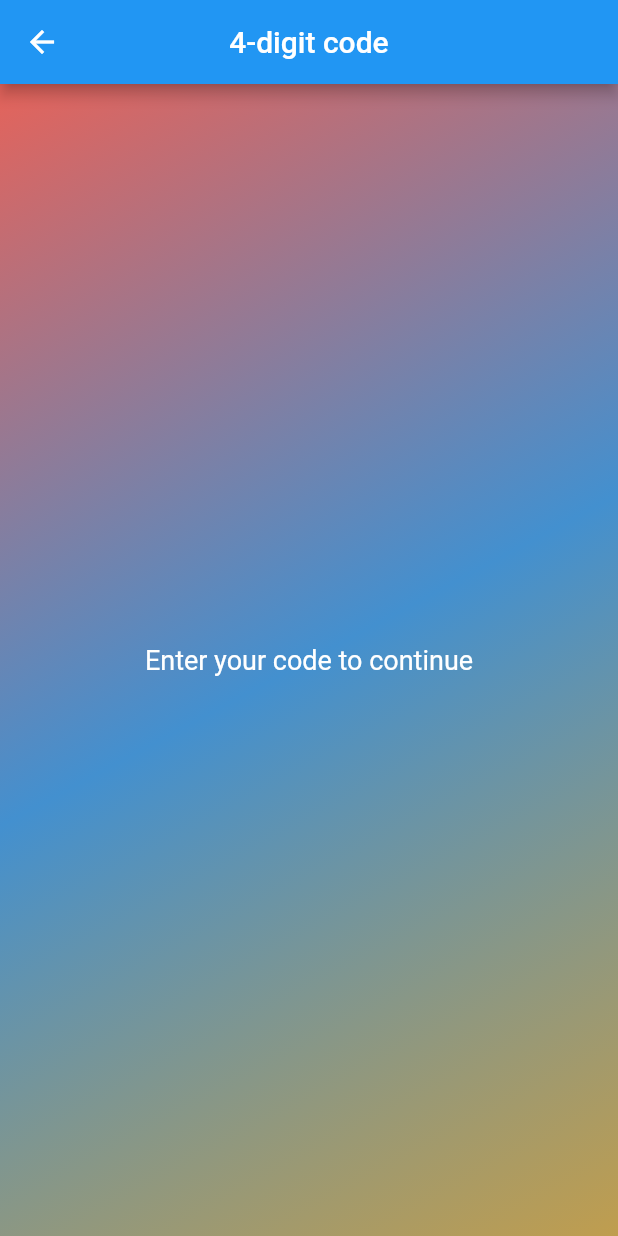
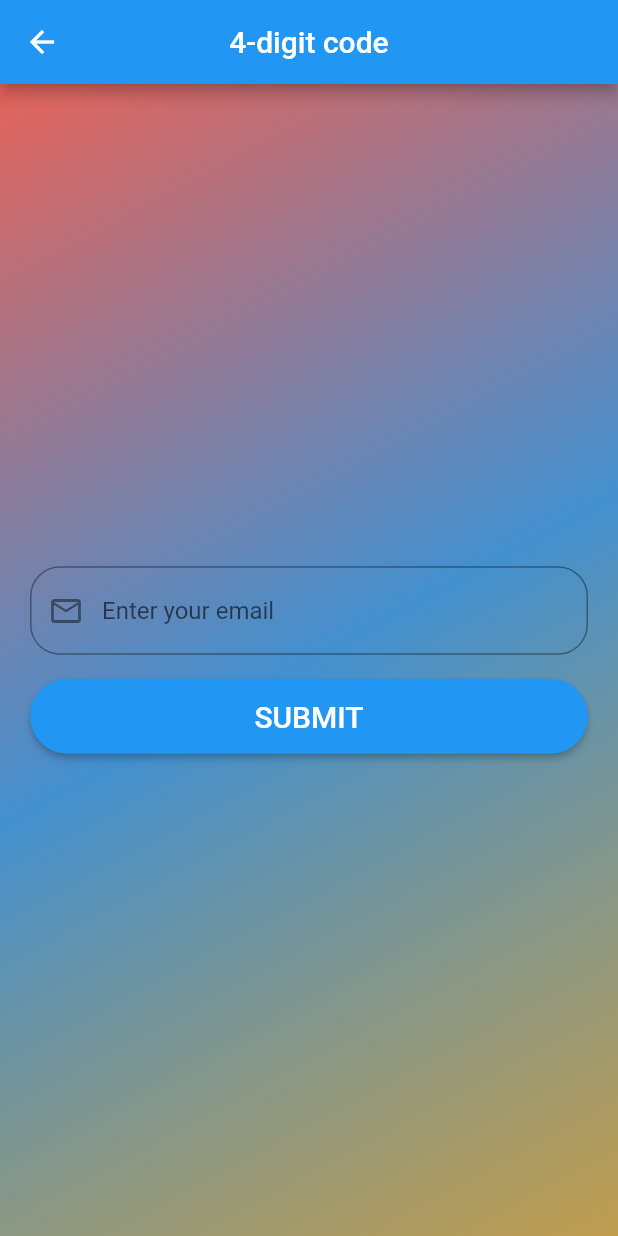
Before and after one commit to sara-nur/Aperi-frontend, a Flutter app: the CodeID screen opened directly, on a phone screen of 412 x 824 dp. Run offline on Flutter 3.47's test engine with Material 2 defaults, Android fonts, the phone set to English and light mode, and no system bars; our stand-ins replace email_validator; missing offline and left inert: dart:html.

Commit message:
add: email functionality

```diff
--- a/aperi/lib/screens/code_id_screen.dart
+++ b/aperi/lib/screens/code_id_screen.dart
@@ -1,4 +1,8 @@
+import 'dart:html';
+
 import 'package:flutter/material.dart';
+import 'package:email_validator/email_validator.dart';
+import 'package:aperi/widgets/ButtonWidget.dart';
 
 class CodeID extends StatefulWidget {
   const CodeID({super.key});
@@ -8,6 +12,15 @@ class CodeID extends StatefulWidget {
 }
 
 class _CodeIDState extends State<CodeID> {
+  final formKey = GlobalKey<FormState>();
+  final emailController = TextEditingController();
+
+  @override
+  void dispose() {
+    emailController.dispose();
+    super.dispose();
+  }
+
   @override
   Widget build(BuildContext context) {
     return Scaffold(
@@ -29,20 +42,71 @@ class _CodeIDState extends State<CodeID> {
           ],
         )),
         child: Center(
-          child: Column(
-            mainAxisAlignment: MainAxisAlignment.center,
-            children: const [
-              Text(
-                'Enter your code to continue',
-                style: TextStyle(
-                  fontSize: 18,
-                  color: Colors.white,
-                ),
-              )
-            ],
+          child: Form(
+            key: formKey,
+            child: SingleChildScrollView(
+              padding: const EdgeInsets.all(20),
+              child: Column(
+                children: [
+                  EmailFieldWidget(controller: emailController),
+                  const SizedBox(
+                    height: 16,
+                  ),
+                  buildButton(),
+                ],
+              ),
+            ),
           ),
         ),
       ),
     );
   }
+
+  Widget buildButton() => ButtonWidget(
+        text: 'SUBMIT',
+        onClicked: () {
+          final form = formKey.currentState!;
+
+          if (form.validate()) {
+            final email = emailController.text;
+
+            ScaffoldMessenger.of(context)
+              ..removeCurrentSnackBar()
+              ..showSnackBar(SnackBar(
+                content: Text('Your email is $email'),
+              ));
+          }
+        },
+      );
 }
+
+class EmailFieldWidget extends StatefulWidget {
+  final TextEditingController controller;
+
+  const EmailFieldWidget({
+    Key? key,
+    required this.controller,
+  }) : super(key: key);
+
+  @override
+  State<EmailFieldWidget> createState() => _EmailFieldWidgetState();
+}
+
+class _EmailFieldWidgetState extends State<EmailFieldWidget> {
+  @override
+  Widget build(BuildContext context) => TextFormField(
+        controller: widget.controller,
+        decoration: const InputDecoration(
+          hintText: 'Enter your email',
+          border: OutlineInputBorder(
+            borderRadius: BorderRadius.all(Radius.circular(20.0)),
+          ),
+          prefixIcon: Icon(Icons.email_outlined),
+        ),
+        keyboardType: TextInputType.emailAddress,
+        autofillHints: const [AutofillHints.email],
+        validator: (email) => email != null && !EmailValidator.validate(email)
+            ? 'Enter a valid email'
+            : null,
+      );
+}
--- /dev/null
+++ b/aperi/lib/widgets/ButtonWidget.dart
@@ -0,0 +1,28 @@
+import 'package:flutter/material.dart';
+
+class ButtonWidget extends StatelessWidget {
+  final String text;
+  final VoidCallback onClicked;
+
+  const ButtonWidget({
+    Key? key,
+    required this.text,
+    required this.onClicked,
+  }) : super(key: key);
+
+  @override
+  Widget build(BuildContext context) => ElevatedButton(
+        style: ElevatedButton.styleFrom(
+          minimumSize: const Size.fromHeight(50),
+          fixedSize: const Size(200, 50),
+          shape: const StadiumBorder(),
+        ),
+        onPressed: onClicked,
+        child: FittedBox(
+          child: Text(
+            text,
+            style: const TextStyle(fontSize: 20, color: Colors.white),
+          ),
+        ),
+      );
+}
--- a/aperi/pubspec.yaml
+++ b/aperi/pubspec.yaml
@@ -36,6 +36,7 @@ dependencies:
   # Use with the CupertinoIcons class for iOS style icons.
   cupertino_icons: ^1.0.2
   material: ^1.0.0+2
+  email_validator: ^2.1.17
 
 dev_dependencies:
   flutter_test:
```
Also changed, not shown: aperi/pubspec.lock.
